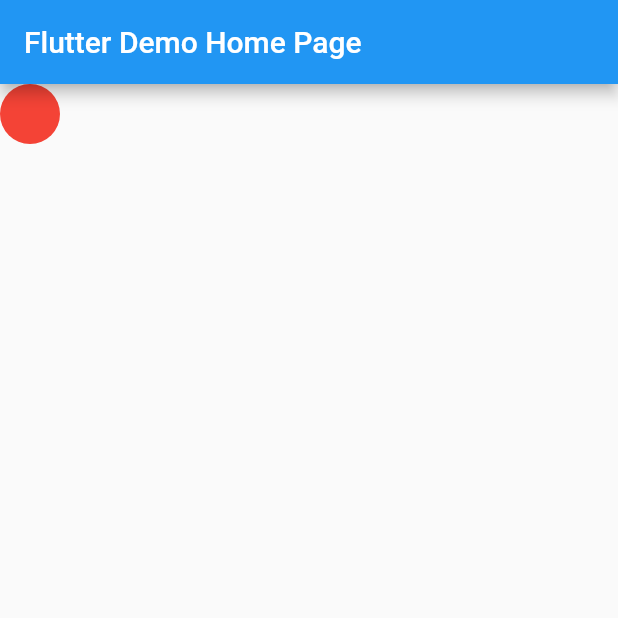
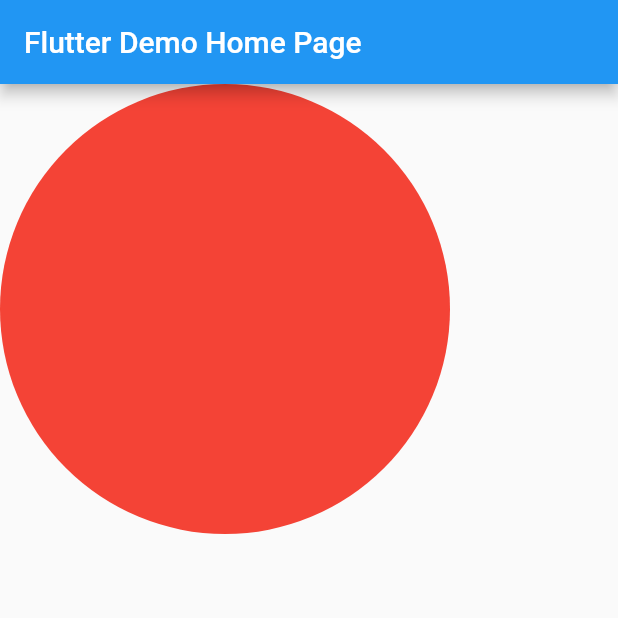
Before and after one commit to me08dushyant/miCard, a Flutter app: the screen it shows after launch, on a phone screen of 412 x 824 dp, the top half of it. Run offline on Flutter 3.47's test engine with Material 2 defaults, Android fonts, the phone set to English and light mode, and no system bars.

```diff
--- a/lib/main.dart
+++ b/lib/main.dart
@@ -37,6 +37,7 @@ class MyHomePage extends StatelessWidget {
         children: [
           CircleAvatar(
             backgroundColor: Colors.red,
+            radius: 150,
           )
         ],
       )),
```
Also changed, not shown: 1 other file.
